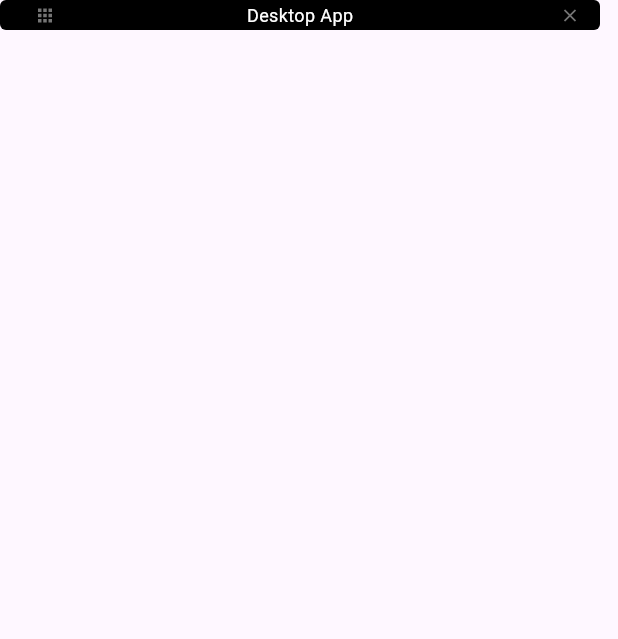
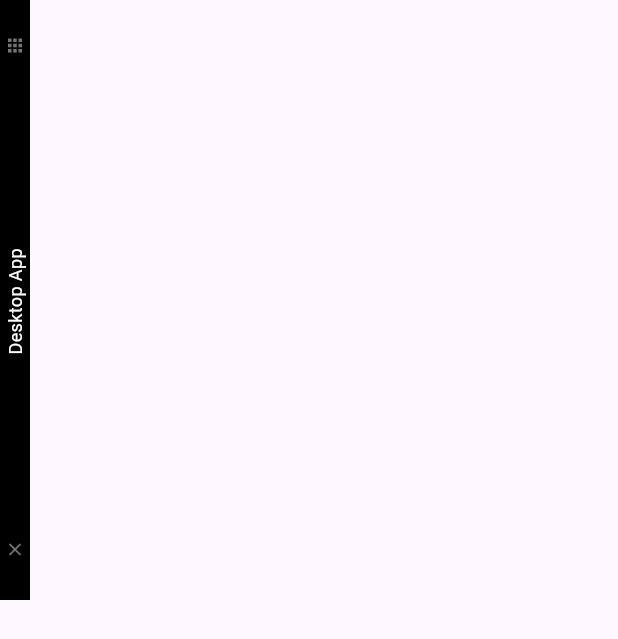
Before and after one commit to Qasimovv/start-stop-widget, a Flutter app: the FloatingBarWidget widget shown alone on an empty page, opened directly, on a phone screen of 412 x 824 dp. Shown: the top 639 px of the screen. Run offline on Flutter 3.47's test engine with Material 3 defaults, Android fonts, the phone set to English and light mode, and no system bars; missing offline and left inert: desktop_multi_window, screen_retriever, window_manager.

Commit message:
Refactor floating bar to vertical layout

```diff
--- a/lib/main.dart
+++ b/lib/main.dart
@@ -10,8 +10,9 @@ Future<void> main(List<String> args) async {
   final windowController = await WindowController.fromCurrentEngine();
 
   if (windowController.arguments == 'floating_bar') {
+    // Floating bar window
     WindowOptions windowOptions = const WindowOptions(
-      size: Size(400, 20),
+      size: Size(20, 400),
       alwaysOnTop: true,
       skipTaskbar: true,
       titleBarStyle: TitleBarStyle.hidden,
@@ -28,14 +29,28 @@ Future<void> main(List<String> args) async {
 
       await windowManager.setPosition(
         Offset(
-          (screenWidth / 2) - 200,
-          screenHeight - 40,
+          (screenWidth / 2) - 10,
+          screenHeight - 420,
         ),
       );
     });
 
     runApp(FloatingBarApp());
   } else {
+    // Main app window - FIX FULL SCREEN ISSUE
+    WindowOptions mainWindowOptions = const WindowOptions(
+      size: Size(800, 600), // Set fixed size
+      center: true, // Center on screen
+      backgroundColor: Colors.white,
+      skipTaskbar: false,
+      titleBarStyle: TitleBarStyle.normal,
+    );
+
+    await windowManager.waitUntilReadyToShow(mainWindowOptions, () async {
+      await windowManager.show();
+      await windowManager.focus();
+    });
+
     runApp(MainApp());
   }
 }
@@ -88,7 +103,7 @@ class _MainScreenState extends State<MainScreen> {
           children: [
             Icon(Icons.timer, size: 80),
             SizedBox(height: 20),
-            Text('Floating bar is active at bottom'),
+            Text('Floating bar is active'),
           ],
         ),
       ),
@@ -115,7 +130,6 @@ class FloatingBarWidget extends StatefulWidget {
 }
 
 class _FloatingBarWidgetState extends State<FloatingBarWidget> {
-  bool isHorizontal = true;
   Size? screenSize;
 
   @override
@@ -147,39 +161,9 @@ class _FloatingBarWidgetState extends State<FloatingBarWidget> {
 
     double x = position.dx;
     double y = position.dy;
-    bool shouldBeHorizontal = false;
 
-    if (y <= 50) {
-      y = 20;
-      shouldBeHorizontal = true;
-    } else if (y >= screenSize!.height - 70) {
-      y = screenSize!.height - 40;
-      shouldBeHorizontal = true;
-    } else {
-      shouldBeHorizontal = false;
-    }
-
-    if (isHorizontal != shouldBeHorizontal) {
-      setState(() {
-        isHorizontal = shouldBeHorizontal;
-      });
-
-      if (isHorizontal) {
-        await windowManager.setSize(Size(400, 20));
-        x = x.clamp(0.0, screenSize!.width - 400);
-      } else {
-        await windowManager.setSize(Size(20, 400));
     x = x.clamp(0.0, screenSize!.width - 20);
     y = y.clamp(0.0, screenSize!.height - 400);
-      }
-    } else {
-      if (isHorizontal) {
-        x = x.clamp(0.0, screenSize!.width - 400);
-      } else {
-        x = x.clamp(0.0, screenSize!.width - 20);
-        y = y.clamp(0.0, screenSize!.height - 400);
-      }
-    }
 
     await windowManager.setPosition(Offset(x, y));
   }
@@ -194,21 +178,13 @@ class _FloatingBarWidgetState extends State<FloatingBarWidget> {
         _handleDragEnd();
       },
       child: Container(
-        width: isHorizontal ? 400 : 20,
-        height: isHorizontal ? 20 : 400,
-        decoration: BoxDecoration(
+        width: 20,
+        height: 400,
         color: Colors.black,
-          borderRadius: BorderRadius.circular(4), // 4px border radius
-        ),
-        child: Stack(
+        child: Column(
           children: [
-            // Drag handle - 9 dots
-            Positioned(
-              left: isHorizontal ? 10 : 0,
-              top: isHorizontal ? 0 : 10,
-              child: Container(
-                width: isHorizontal ? 40 : 20,
-                height: isHorizontal ? 20 : 40,
+            Container(
+              height: 60,
               child: Center(
                 child: Icon(
                   Icons.apps,
@@ -217,19 +193,10 @@ class _FloatingBarWidgetState extends State<FloatingBarWidget> {
                 ),
               ),
             ),
-            ),
 
-            // Project name
-            Center(
-              child: isHorizontal
-                  ? Text(
-                'Desktop App',
-                style: TextStyle(
-                  color: Colors.white,
-                  fontSize: 12,
-                ),
-              )
-                  : RotatedBox(
+            Spacer(),
+
+            RotatedBox(
               quarterTurns: 3,
               child: Text(
                 'Desktop App',
@@ -239,16 +206,10 @@ class _FloatingBarWidgetState extends State<FloatingBarWidget> {
                 ),
               ),
             ),
-            ),
 
-            // Close button
-            Positioned(
-              right: isHorizontal ? 5 : 0,
-              bottom: isHorizontal ? 0 : 5,
-              child: Container(
-                width: isHorizontal ? 30 : 20,
-                height: isHorizontal ? 20 : 30,
-                child: IconButton(
+            Spacer(),
+
+            IconButton(
               padding: EdgeInsets.zero,
               iconSize: 14,
               icon: Icon(
@@ -259,8 +220,8 @@ class _FloatingBarWidgetState extends State<FloatingBarWidget> {
                 await windowManager.close();
               },
             ),
-              ),
-            ),
+
+            SizedBox(height: 10),
           ],
         ),
       ),
```
Lines whose indentation alone changed are shown as unchanged.
